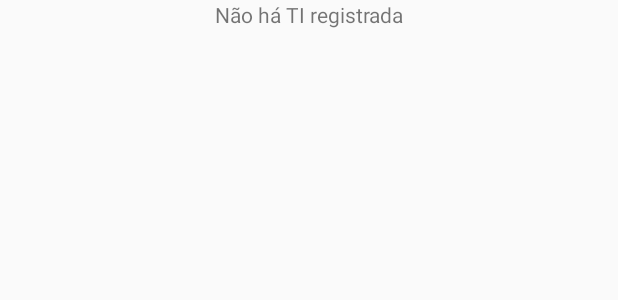
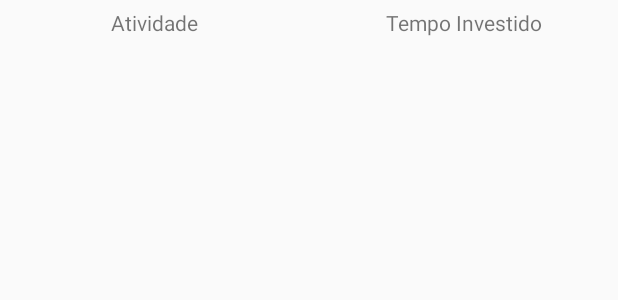
Before and after one commit to JCNSilva/povmt, an Android app: the layout fragment_home.xml on its own in the app's theme, with its tools: preview values and no code run, on a phone screen of 412 x 824 dp. Shown: the top 300 px of the screen. Run offline under Robolectric (Android 15) with nearby library versions, the phone set to English and light mode, and no system bars.

Commit message:
Registrando TI

```diff
--- a/app/src/main/res/layout/fragment_home.xml
+++ b/app/src/main/res/layout/fragment_home.xml
@@ -2,12 +2,45 @@
     xmlns:tools="http://schemas.android.com/tools"
     android:layout_width="match_parent"
     android:layout_height="match_parent"
-    tools:context="les.ufcg.edu.br.povmt.fragments.HomeFragment">
+    tools:context="les.ufcg.edu.br.povmt.fragments.HomeFragment"
+    android:orientation="vertical">
 
     <TextView
         android:layout_width="match_parent"
+        android:layout_height="0dp"
+        android:text="@string/sem_ti"
+        android:gravity="center"
+        android:id="@+id/sem_ti"
+        android:layout_weight="1" />
+
+    <LinearLayout
+        android:layout_width="match_parent"
         android:layout_height="wrap_content"
-        android:text="@string/sem_ti"
-        android:gravity="center" />
+        android:id="@+id/tabela">
+
+        <TextView
+            android:layout_width="0dp"
+            android:layout_height="wrap_content"
+            android:text="@string/atividade"
+            android:padding="5dp"
+            android:layout_gravity="center_vertical"
+            android:layout_weight="1"
+            android:gravity="center_vertical|center_horizontal" />
+
+        <TextView
+            android:layout_width="0dp"
+            android:layout_height="wrap_content"
+            android:text="@string/tempo_investido"
+            android:padding="5dp"
+            android:layout_gravity="center_vertical"
+            android:layout_weight="1"
+            android:gravity="center_vertical|center_horizontal" />
+    </LinearLayout>
+
+    <ListView
+        android:layout_width="match_parent"
+        android:layout_height="match_parent"
+        android:id="@+id/lista_atividades"
+        android:layout_weight="1" />
 
 </LinearLayout>
--- a/app/src/main/res/values/strings.xml
+++ b/app/src/main/res/values/strings.xml
@@ -25,4 +25,5 @@
     <string name="cancelar">Cancelar</string>
     <string name="confirmar">Confirmar</string>
     <string name="nova_atividade">Nova Atividade</string>
+    <string name="tempo_investido">Tempo Investido</string>
 </resources>
```
Also changed, not shown: app/src/main/java/les/ufcg/edu/br/povmt/fragments/HomeFragment.java (+37 -6 lines), app/src/main/java/les/ufcg/edu/br/povmt/fragments/RegisterTIFragment.java (+8 -3 lines), app/src/main/java/les/ufcg/edu/br/povmt/utils/HomeListAdapter.java (added, +58 -0 lines), app/src/main/res/layout/home_list_layout.xml (added, +23 -0 lines).
